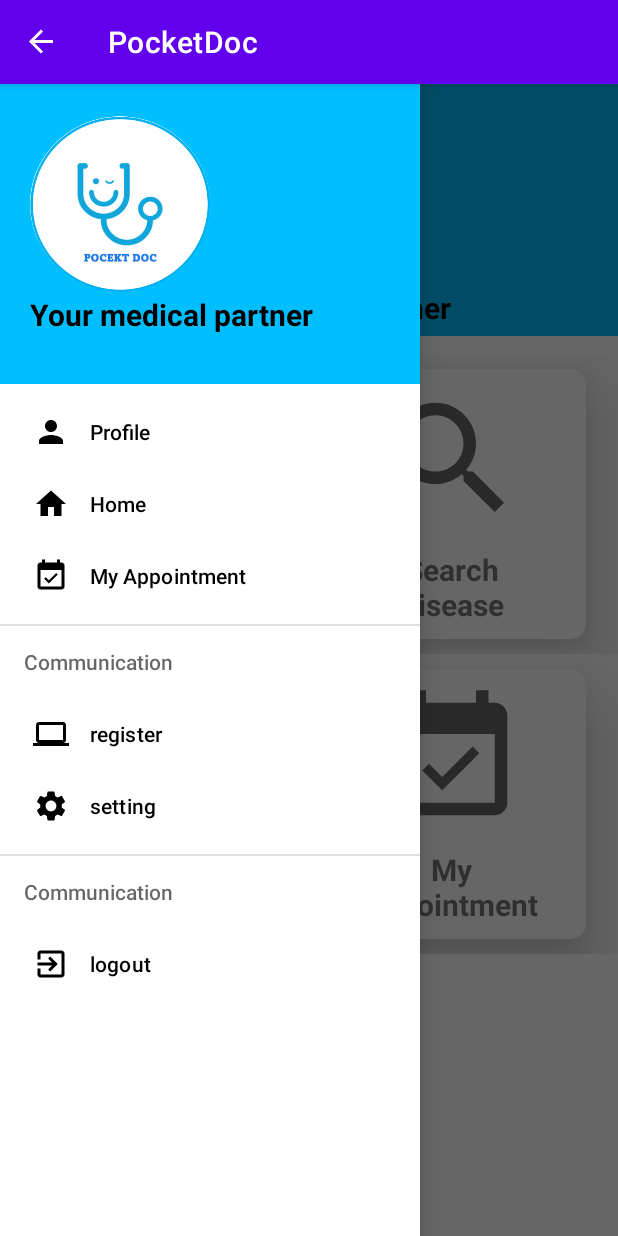
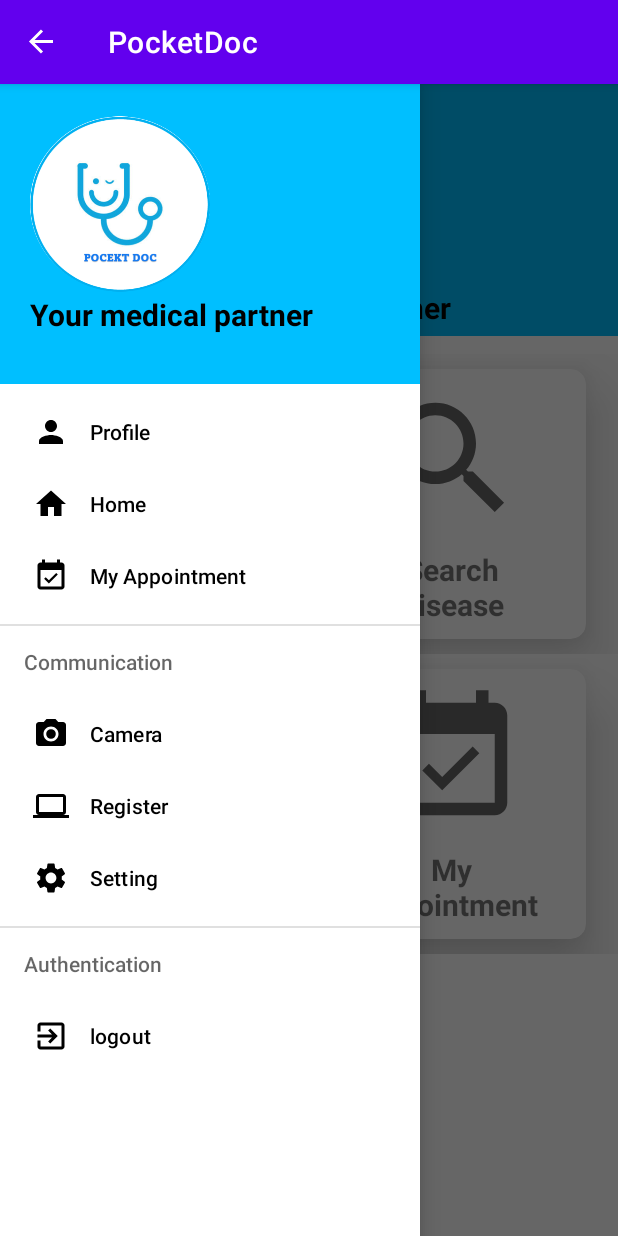
Before and after one commit to ravonho/PocketDoc, an Android app: the homepage screen opened directly, with no data from a screen before it, with the side drawer open, on a phone screen of 412 x 824 dp. Run offline under Robolectric (Android 15) with nearby library versions, the phone set to English and light mode, and no system bars.

Commit message:
edit header menu

```diff
--- a/app/src/main/java/com/example/pocketdoc/homepage.java
+++ b/app/src/main/java/com/example/pocketdoc/homepage.java
@@ -63,6 +63,11 @@ public class homepage extends AppCompatActivity {
                         drawerLayout.closeDrawer(GravityCompat.START);
                         break;
 
+                    case R.id.nav_camera:
+                        Log.i("Menu_Drawer_Tag", "Camera item is clicked");
+                        drawerLayout.closeDrawer(GravityCompat.START);
+                        break;
+
                     case R.id.nav_register:
                         Log.i("Menu_Drawer_Tag", "Register item is clicked");
                         drawerLayout.closeDrawer(GravityCompat.START);
--- /dev/null
+++ b/app/src/main/res/drawable/ic_baseline_photo_camera_24.xml
@@ -0,0 +1,13 @@
+<vector xmlns:android="http://schemas.android.com/apk/res/android"
+    android:width="24dp"
+    android:height="24dp"
+    android:viewportWidth="24"
+    android:viewportHeight="24"
+    android:tint="?attr/colorControlNormal">
+  <path
+      android:fillColor="@android:color/white"
+      android:pathData="M12,12m-3.2,0a3.2,3.2 0,1 1,6.4 0a3.2,3.2 0,1 1,-6.4 0"/>
+  <path
+      android:fillColor="@android:color/white"
+      android:pathData="M9,2L7.17,4L4,4c-1.1,0 -2,0.9 -2,2v12c0,1.1 0.9,2 2,2h16c1.1,0 2,-0.9 2,-2L22,6c0,-1.1 -0.9,-2 -2,-2h-3.17L15,2L9,2zM12,17c-2.76,0 -5,-2.24 -5,-5s2.24,-5 5,-5 5,2.24 5,5 -2.24,5 -5,5z"/>
+</vector>
--- a/app/src/main/res/menu/mainmenu.xml
+++ b/app/src/main/res/menu/mainmenu.xml
@@ -23,10 +23,14 @@
         <item android:title="Communication" >
 <menu>
     <group>
-        <item android:title="register" android:icon="@drawable/ic_baseline_computer_24"
+
+        <item android:title="Camera" android:icon="@drawable/ic_baseline_photo_camera_24"
+            android:id="@+id/nav_camera" />
+
+        <item android:title="Register" android:icon="@drawable/ic_baseline_computer_24"
             android:id="@+id/nav_register" />
 
-        <item android:title="setting" android:icon="@drawable/ic_baseline_settings_24"
+        <item android:title="Setting" android:icon="@drawable/ic_baseline_settings_24"
             android:id="@+id/nav_setting" />
     </group>
 </menu>
@@ -34,7 +38,7 @@
     </group>
 
     <group android:checkableBehavior="single">
-        <item android:title="Communication" >
+        <item android:title="Authentication" >
             <menu>
                 <group>
                     <item android:title="logout" android:icon="@drawable/ic_baseline_exit_to_app_24"
```
